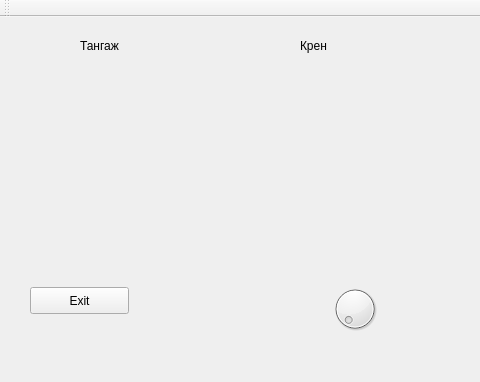
Qt form window.ui (Asket93/bins_test_1) before a commit; both pictures show x 0 to 480 and y 0 to 382 of the 691 by 382 pixel window.
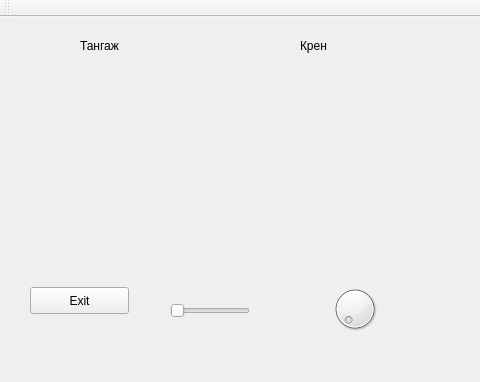
The same form after that commit. Icons and pictures are not drawn.

What changed in the file:
```diff
--- a/window.ui
+++ b/window.ui
@@ -137,7 +137,7 @@
      </item>
     </layout>
    </widget>
-   <widget class="QWidget" name="">
+   <widget class="QWidget" name="layoutWidget">
     <property name="geometry">
      <rect>
       <x>50</x>
@@ -271,6 +271,96 @@
      </item>
     </layout>
    </widget>
+   <widget class="QSlider" name="horizontalSlider">
+    <property name="geometry">
+     <rect>
+      <x>170</x>
+      <y>280</y>
+      <width>80</width>
+      <height>27</height>
+     </rect>
+    </property>
+    <property name="styleSheet">
+     <string notr="true">QSlider {
+min-width:80px;
+min-height:27px;
+max-width:80px;
+max-height:27px;
+}
+QSlider::groove:horizontal {
+background-image: url(:/new/prefix2/slider_bg);
+background-repeat: no-repeat;
+background-position:center;
+margin:0px;
+border:0px;
+padding:0px;
+}
+
+QSlider::sub-page:horizontal {
+background-image: url(:/new/prefix2/slider_on);
+background-repeat: no-repeat;
+background-position:left;
+background-origin:content;
+margin:0px;
+border:0px;
+padding-left:0px;
+}
+
+QSlider::add-page:horizontal {
+background-image: url(:/new/prefix2/slider_off);
+background-repeat: no-repeat;
+background-position:right;
+background-origin:content;
+margin:0px;
+border:0px;
+padding-right:0px;
+}
+
+QSlider::handle:horizontal {
+background-image: url(:/new/prefix2/slider_handle);
+width:39px;
+height:27px;
+margin:0px;
+border:0px;
+padding:0px;
+}
+
+QSlider::sub-page:horizontal:disabled {
+background-image: url(:/images/slider_on_disabled.png);
+background-repeat: no-repeat;
+background-position:left;
+background-origin:content;
+margin:0px;
+border:0px;
+padding-left:0px;
+}
+
+QSlider::add-page:horizontal:disabled {
+background-image: url(:/images/slider_off_disabled.png);
+background-repeat: no-repeat;
+background-position:right;
+background-origin:content;
+margin:0px;
+border:0px;
+padding-right:0px;
+}
+
+QSlider::handle:horizontal:disabled {
+background-image: url(:/new/prefix2/slider_handle);
+width:39px;
+height:27px;
+margin:0px;
+border:0px;
+padding:0px;
+}</string>
+    </property>
+    <property name="maximum">
+     <number>1</number>
+    </property>
+    <property name="orientation">
+     <enum>Qt::Horizontal</enum>
+    </property>
+   </widget>
   </widget>
   <widget class="QMenuBar" name="menuBar">
    <property name="geometry">
```
